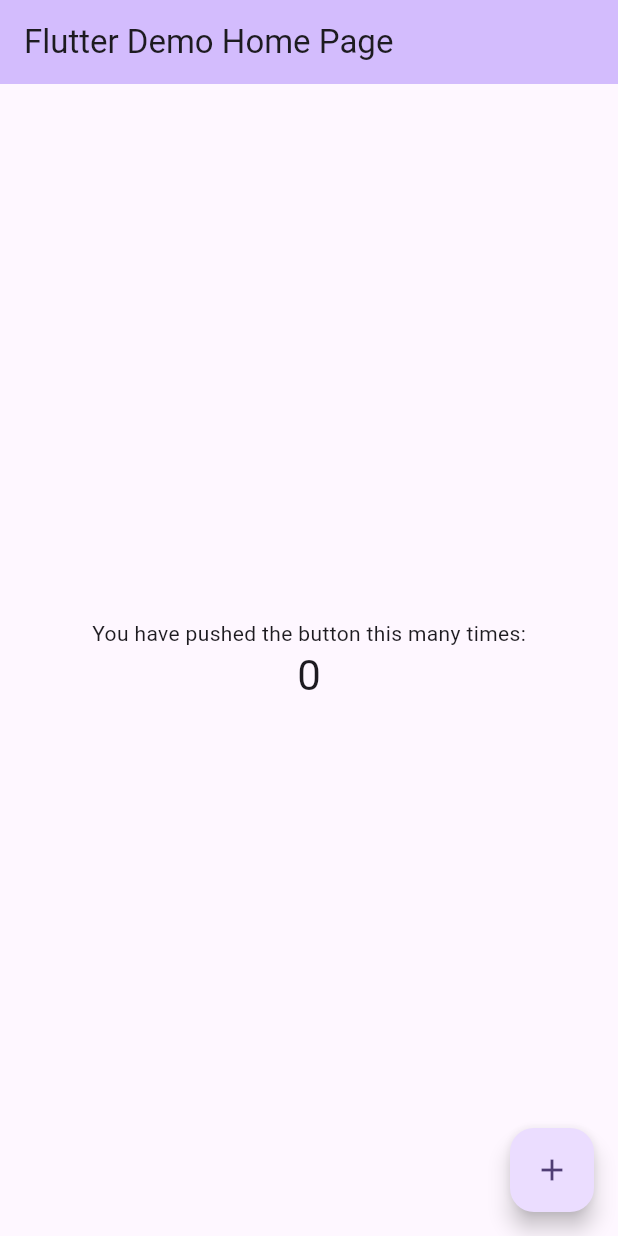
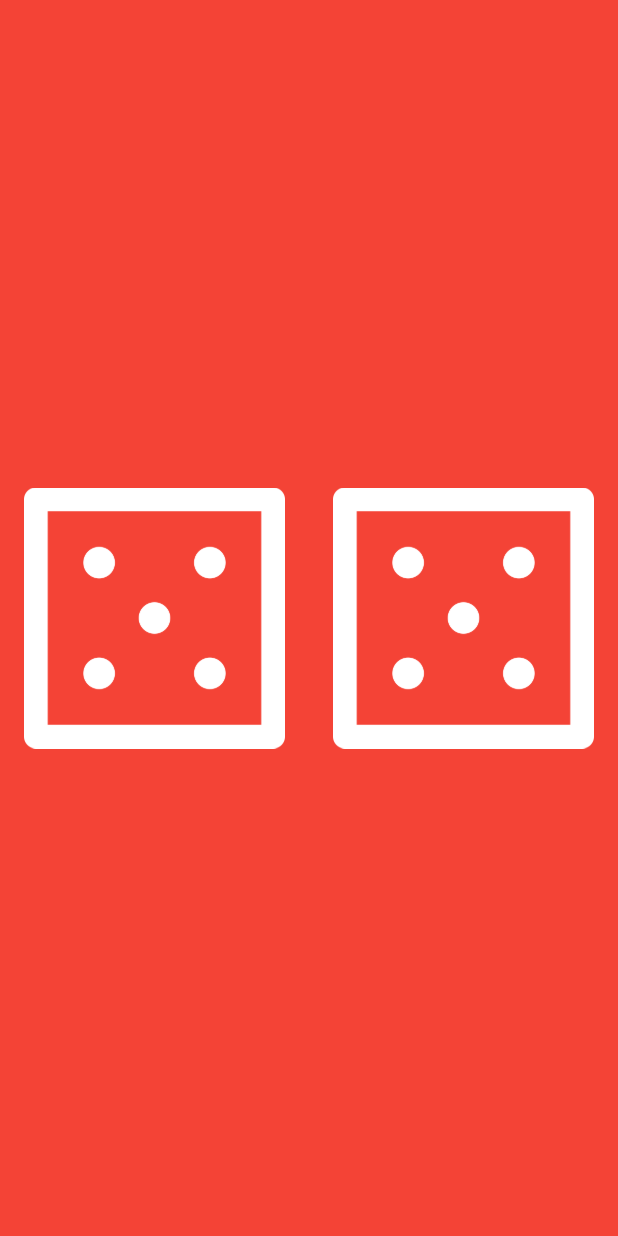
Before and after one commit to TheSciCoder3000/dicemo, a Flutter app: the screen it shows after launch, on a phone screen of 412 x 824 dp. Run offline on Flutter 3.47's test engine with Material 2 defaults, Android fonts, the phone set to English and light mode, and no system bars.

Commit message:
shit done

```diff
--- a/lib/main.dart
+++ b/lib/main.dart
@@ -1,4 +1,5 @@
 import 'package:flutter/material.dart';
+import 'dart:math';
 
 void main() {
   runApp(const MyApp());
@@ -9,59 +10,60 @@ class MyApp extends StatelessWidget {
 
   @override
   Widget build(BuildContext context) {
-    return MaterialApp(
+    return const MaterialApp(
       title: 'Flutter Demo',
-      theme: ThemeData(
-        colorScheme: ColorScheme.fromSeed(seedColor: Colors.deepPurple),
-        useMaterial3: true,
-      ),
-      home: const MyHomePage(title: 'Flutter Demo Home Page'),
+      home: DicePage(),
     );
   }
 }
 
-class MyHomePage extends StatefulWidget {
-  const MyHomePage({super.key, required this.title});
-  final String title;
+class DicePage extends StatefulWidget {
+  const DicePage({super.key});
 
   @override
-  State<MyHomePage> createState() => _MyHomePageState();
+  State<DicePage> createState() => _DicePageState();
 }
 
-class _MyHomePageState extends State<MyHomePage> {
-  int _counter = 0;
+class _DicePageState extends State<DicePage> {
+  int rightDice = Random().nextInt(6) + 1;
+  int leftDice = Random().nextInt(6) + 1;
 
-  void _incrementCounter() {
+  void getRandomDiceValues() {
     setState(() {
-      _counter++;
+      rightDice = Random().nextInt(6) + 1;
+      leftDice = Random().nextInt(6) + 1;
     });
   }
 
   @override
   Widget build(BuildContext context) {
     return Scaffold(
-      appBar: AppBar(
-        backgroundColor: Theme.of(context).colorScheme.inversePrimary,
-        title: Text(widget.title),
-      ),
-      body: Center(
-        child: Column(
-          mainAxisAlignment: MainAxisAlignment.center,
-          children: <Widget>[
-            const Text(
-              'You have pushed the button this many times:',
-            ),
-            Text(
-              '$_counter',
-              style: Theme.of(context).textTheme.headlineMedium,
-            ),
-          ],
+      backgroundColor: Colors.red,
+      body: SafeArea(
+        child: Center(
+          child: Row(
+            children: [
+              Expanded(
+                child: Padding(
+                  padding: const EdgeInsets.all(8.0),
+                  child: TextButton(
+                    onPressed: getRandomDiceValues,
+                    child: Image.asset('images/dice$leftDice.png')
+                  ),
+                ),
+              ),
+              Expanded(
+                child: Padding(
+                  padding: const EdgeInsets.all(8.0),
+                  child: TextButton(
+                    onPressed: getRandomDiceValues,
+                    child: Image.asset('images/dice$rightDice.png')
+                  ),
+                ),
+              )
+            ],
+          ),
         ),
-      ),
-      floatingActionButton: FloatingActionButton(
-        onPressed: _incrementCounter,
-        tooltip: 'Increment',
-        child: const Icon(Icons.add),
       ),
     );
   }
```
